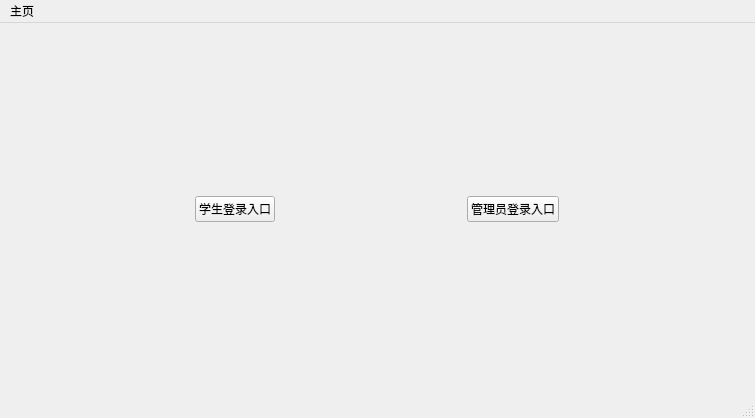
Qt form ui/loginMain.ui (Fenejifen/sql-work) before a commit.
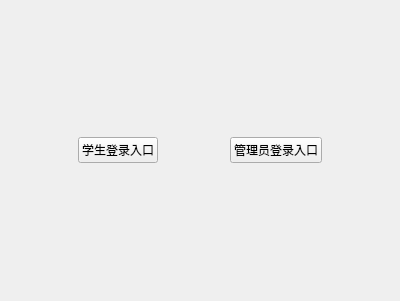
The same form after that commit.

Commit message: 增加续借与归还界面，全部界面增加返回按钮。

Patch:
```diff
--- a/ui/loginMain.ui
+++ b/ui/loginMain.ui
@@ -1,22 +1,34 @@
 <?xml version="1.0" encoding="UTF-8"?>
 <ui version="4.0">
- <class>MainWindow</class>
- <widget class="QMainWindow" name="MainWindow">
+    <class>Form</class>
+    <widget class="QWidget" name="Form">
   <property name="geometry">
    <rect>
     <x>0</x>
     <y>0</y>
-    <width>755</width>
-    <height>418</height>
+                <width>400</width>
+                <height>301</height>
    </rect>
   </property>
   <property name="windowTitle">
-   <string>登录 - 图书管理系统</string>
-  </property>
-  <widget class="QWidget" name="centralwidget">
-   <layout class="QVBoxLayout" name="verticalLayout">
+            <string>登录界面 - 图书管理系统</string>
+        </property>
+        <layout class="QHBoxLayout" name="horizontalLayout_3">
     <item>
-     <layout class="QHBoxLayout" name="horizontalLayout">
+                <layout class="QHBoxLayout" name="horizontalLayout_2">
+                    <item>
+                        <spacer name="horizontalSpacer_2">
+                            <property name="orientation">
+                                <enum>Qt::Horizontal</enum>
+                            </property>
+                            <property name="sizeHint" stdset="0">
+                                <size>
+                                    <width>40</width>
+                                    <height>20</height>
+                                </size>
+                            </property>
+                        </spacer>
+                    </item>
       <item>
        <widget class="QPushButton" name="loginStudentButton">
         <property name="enabled">
@@ -33,6 +45,19 @@
         </property>
        </widget>
       </item>
+                    <item>
+                        <spacer name="horizontalSpacer">
+                            <property name="orientation">
+                                <enum>Qt::Horizontal</enum>
+                            </property>
+                            <property name="sizeHint" stdset="0">
+                                <size>
+                                    <width>40</width>
+                                    <height>20</height>
+                                </size>
+                            </property>
+                        </spacer>
+                    </item>
       <item>
        <widget class="QPushButton" name="loginAdminButton">
         <property name="enabled">
@@ -49,32 +74,22 @@
         </property>
        </widget>
       </item>
+                    <item>
+                        <spacer name="horizontalSpacer_3">
+                            <property name="orientation">
+                                <enum>Qt::Horizontal</enum>
+                            </property>
+                            <property name="sizeHint" stdset="0">
+                                <size>
+                                    <width>40</width>
+                                    <height>20</height>
+                                </size>
+                            </property>
+                        </spacer>
+                    </item>
      </layout>
     </item>
    </layout>
-  </widget>
-  <widget class="QMenuBar" name="menubar">
-   <property name="geometry">
-    <rect>
-     <x>0</x>
-     <y>0</y>
-     <width>755</width>
-     <height>23</height>
-    </rect>
-   </property>
-   <widget class="QMenu" name="menu">
-    <property name="title">
-     <string>主页</string>
-    </property>
-   </widget>
-   <addaction name="menu"/>
-  </widget>
-  <widget class="QStatusBar" name="statusbar"/>
-  <action name="actionnihao">
-   <property name="text">
-    <string>nihao</string>
-   </property>
-  </action>
  </widget>
  <resources/>
  <connections/>
```
Lines whose indentation alone changed are shown as unchanged. The commit also changes 7 other files.
